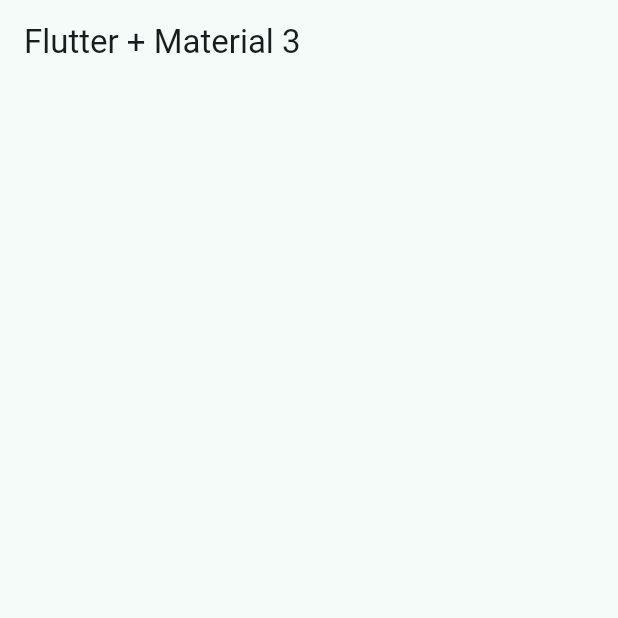
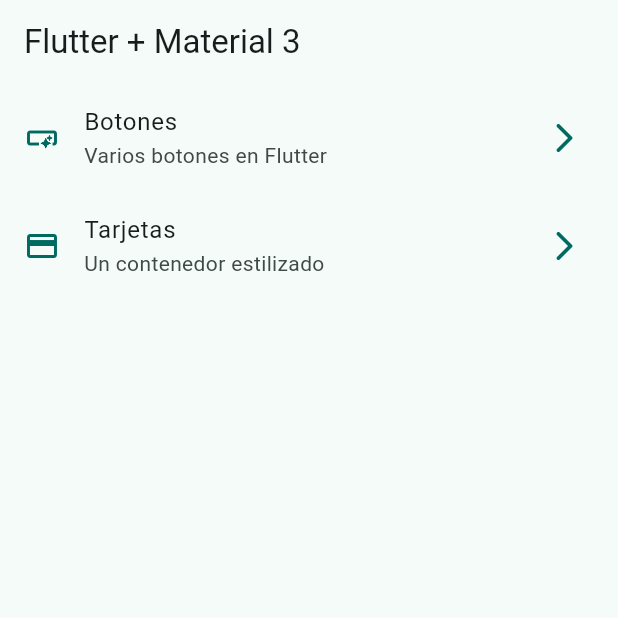
Before and after one commit to CATAAA233/widgets_app, a Flutter app: the screen it shows after launch, on a phone screen of 412 x 824 dp, the top half of it. Run offline on Flutter 3.47's test engine with Material 3 defaults, Android fonts, the phone set to English and light mode, and no system bars.

Commit message:
Feat(Screens): Creating routes config

```diff
--- a/lib/config/menu/menu_items.dart
+++ b/lib/config/menu/menu_items.dart
@@ -24,7 +24,7 @@ class MenuItem {
     MenuItem(
       title: 'Tarjetas',
       subTitle: 'Un contenedor estilizado',
-      link: '/card',
+      link: '/cards',
       icon: Icons.credit_card
     ),
   ];
--- a/lib/main.dart
+++ b/lib/main.dart
@@ -1,5 +1,7 @@
 import 'package:flutter/material.dart';
 import 'package:widget_app/config/theme/app_theme.dart';
+import 'package:widget_app/presentation/screens/buttons/buttons_screen.dart';
+import 'package:widget_app/presentation/screens/cards/cards_screen.dart';
 import 'package:widget_app/presentation/screens/home/home_screen.dart';
 
 void main() {
@@ -14,7 +16,11 @@ class MainApp extends StatelessWidget {
     return MaterialApp(
       theme: AppTheme(selectedColor: 1).getTheme(),
       debugShowCheckedModeBanner: false,
-      home: const HomeScreen()
+      home: const HomeScreen(),
+      routes: {
+        '/buttons': (context)=> const ButtonsScreen(),
+        '/cards': (context)=> const CardsScreen(),
+      },
     );
   }
 }
--- a/lib/presentation/screens/home/home_screen.dart
+++ b/lib/presentation/screens/home/home_screen.dart
@@ -1,4 +1,6 @@
 import 'package:flutter/material.dart';
+import 'package:widget_app/config/menu/menu_items.dart';
+import 'package:widget_app/presentation/screens/buttons/buttons_screen.dart';
 
 class HomeScreen extends StatelessWidget {
   const HomeScreen({super.key});
@@ -9,6 +11,52 @@ class HomeScreen extends StatelessWidget {
       appBar: AppBar(
         title: const Text('Flutter + Material 3'),
       ),
+      body: const _HomeView(),
     );
   }
 }
+
+class _HomeView extends StatelessWidget {
+  const _HomeView();
+
+  @override
+  Widget build(BuildContext context) {
+    return ListView.builder(
+      itemCount: appMenuItems.length,
+      itemBuilder: (context, index) {
+        final menuItem = appMenuItems[index];
+
+        return _CustomListTile(menuItem: menuItem);
+      },
+    );
+  }
+}
+
+class _CustomListTile extends StatelessWidget {
+  const _CustomListTile({
+    required this.menuItem,
+  });
+
+  final MenuItem menuItem;
+
+  @override
+  Widget build(BuildContext context) {
+    final colors = Theme.of(context).colorScheme;
+
+    return ListTile(
+      leading: Icon(
+        menuItem.icon,
+        color: colors.primary,
+      ),
+      trailing: Icon(
+        Icons.arrow_forward_ios_rounded,
+        color: colors.primary,
+      ),
+      title: Text(menuItem.title),
+      subtitle: Text(menuItem.subTitle),
+      onTap: (){
+       Navigator.pushNamed(context, menuItem.link);
+      },
+    );
+  }
+}
```
Also changed, not shown: lib/presentation/screens/buttons/buttons_screen.dart (added, +15 -0 lines), lib/presentation/screens/cards/cards_screen.dart (added, +15 -0 lines).
